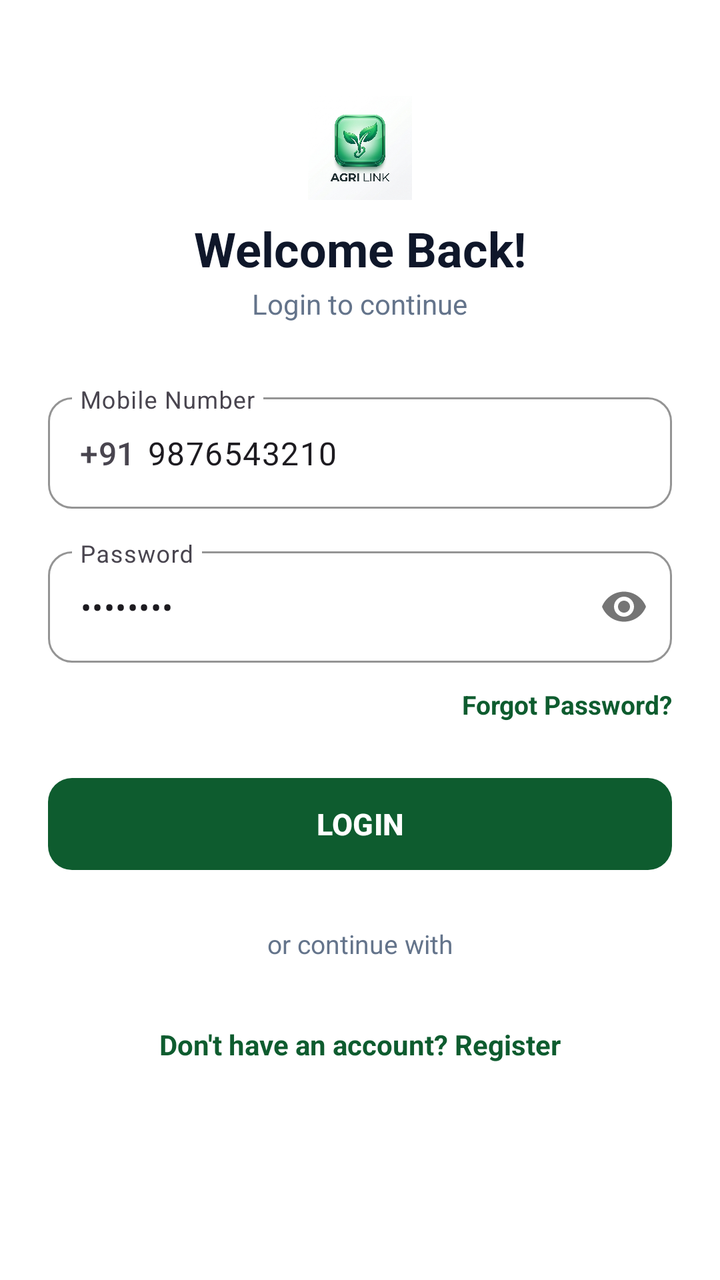
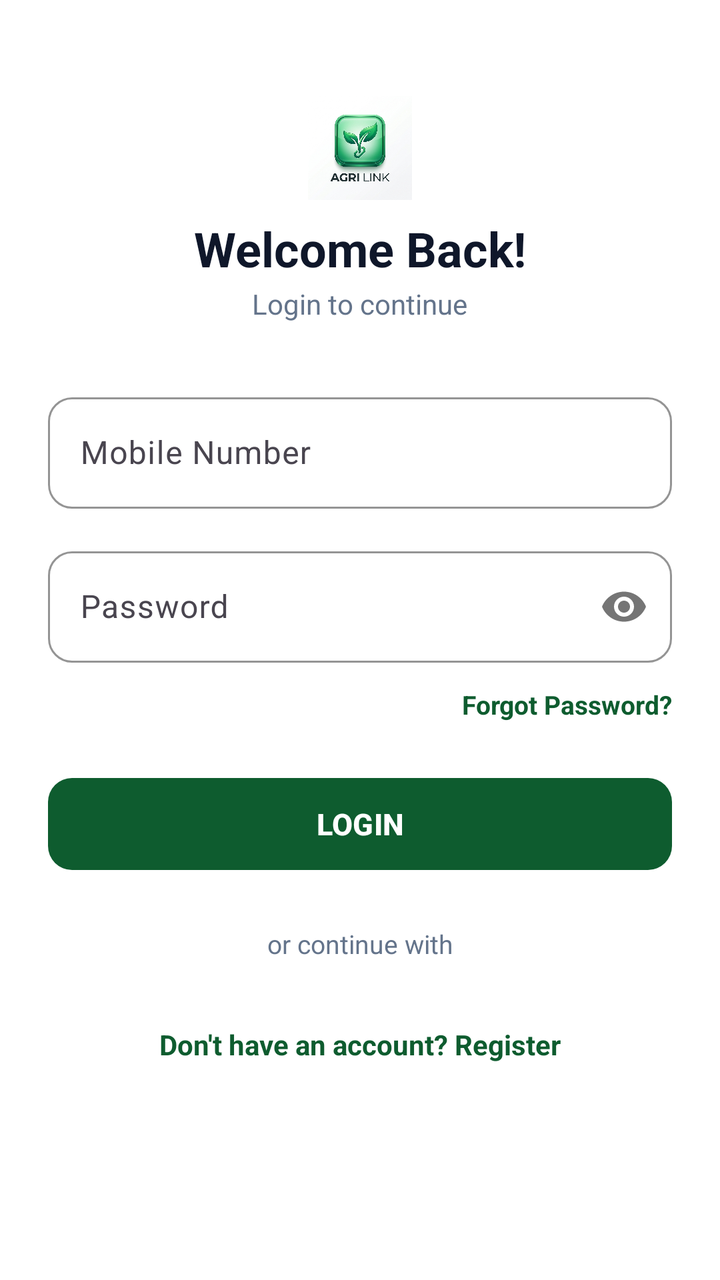

Two renders of the same Android screen: before a commit and after it. Below are the layout's source before the change and the commit's diff.
<!-- AndroidManifest.xml: activity theme Theme.AgriLink.NoActionBar -->
<!-- res/layout/activity_login.xml -->
<?xml version="1.0" encoding="utf-8"?>
<ScrollView xmlns:android="http://schemas.android.com/apk/res/android"
    xmlns:app="http://schemas.android.com/apk/res-auto"
    android:layout_width="match_parent"
    android:layout_height="match_parent"
    android:background="@color/white"
    android:fillViewport="true">

    <LinearLayout
        android:layout_width="match_parent"
        android:layout_height="wrap_content"
        android:orientation="vertical"
        android:paddingHorizontal="24dp"
        android:paddingTop="36dp"
        android:paddingBottom="24dp">

        
        <LinearLayout
            android:layout_width="wrap_content"
            android:layout_height="wrap_content"
            android:layout_gravity="center"
            android:layout_marginTop="12dp"
            android:gravity="center"
            android:orientation="vertical">

            <ImageView
                android:layout_width="52dp"
                android:layout_height="52dp"
                android:scaleType="fitCenter"
                android:src="@drawable/logo1" />

            <TextView
                android:layout_width="wrap_content"
                android:layout_height="wrap_content"
                android:layout_marginTop="8dp"
                android:text="Welcome Back!"
                android:textColor="@color/text_dark"
                android:textSize="24sp"
                android:textStyle="bold" />

            <TextView
                android:layout_width="wrap_content"
                android:layout_height="wrap_content"
                android:layout_marginTop="2dp"
                android:text="Login to continue"
                android:textColor="@color/text_muted"
                android:textSize="14sp" />
        </LinearLayout>

        
        <com.google.android.material.textfield.TextInputLayout
            style="@style/Widget.Material3.TextInputLayout.OutlinedBox"
            android:layout_width="match_parent"
            android:layout_height="wrap_content"
            android:layout_marginTop="32dp"
            android:hint="Mobile Number"
            app:boxCornerRadiusBottomEnd="12dp"
            app:boxCornerRadiusBottomStart="12dp"
            app:boxCornerRadiusTopEnd="12dp"
            app:boxCornerRadiusTopStart="12dp"
            app:boxStrokeColor="@color/primary_green"
            app:prefixText="+91 ">

            <com.google.android.material.textfield.TextInputEditText
                android:id="@+id/etMobile"
                android:layout_width="match_parent"
                android:layout_height="wrap_content"
                android:inputType="phone"
                android:text="9876543210"
                android:textSize="16sp" />
        </com.google.android.material.textfield.TextInputLayout>

        
        <com.google.android.material.textfield.TextInputLayout
            style="@style/Widget.Material3.TextInputLayout.OutlinedBox"
            android:layout_width="match_parent"
            android:layout_height="wrap_content"
            android:layout_marginTop="16dp"
            android:hint="Password"
            app:boxCornerRadiusBottomEnd="12dp"
            app:boxCornerRadiusBottomStart="12dp"
            app:boxCornerRadiusTopEnd="12dp"
            app:boxCornerRadiusTopStart="12dp"
            app:boxStrokeColor="@color/primary_green"
            app:passwordToggleEnabled="true">

            <com.google.android.material.textfield.TextInputEditText
                android:id="@+id/etPassword"
                android:layout_width="match_parent"
                android:layout_height="wrap_content"
                android:inputType="textPassword"
                android:text="••••••••"
                android:textSize="16sp" />
        </com.google.android.material.textfield.TextInputLayout>

        <TextView
            android:id="@+id/tvForgotPassword"
            android:layout_width="wrap_content"
            android:layout_height="wrap_content"
            android:layout_gravity="end"
            android:layout_marginTop="12dp"
            android:text="Forgot Password?"
            android:textColor="@color/primary_green"
            android:textSize="13sp"
            android:textStyle="bold" />

        
        <com.google.android.material.button.MaterialButton
            android:id="@+id/btnLogin"
            android:layout_width="match_parent"
            android:layout_height="54dp"
            android:layout_marginTop="24dp"
            android:text="LOGIN"
            android:textColor="@color/white"
            android:textSize="15sp"
            android:textStyle="bold"
            app:backgroundTint="@color/primary_green"
            app:cornerRadius="12dp"
            app:elevation="2dp" />

        <TextView
            android:layout_width="wrap_content"
            android:layout_height="wrap_content"
            android:layout_gravity="center"
            android:layout_marginTop="24dp"
            android:text="or continue with"
            android:textColor="@color/text_muted"
            android:textSize="13sp" />

        
        <TextView
            android:id="@+id/tvRegister"
            android:layout_width="wrap_content"
            android:layout_height="wrap_content"
            android:layout_gravity="center"
            android:layout_marginTop="32dp"
            android:text="Don't have an account? Register"
            android:textColor="@color/primary_green"
            android:textSize="14sp"
            android:textStyle="bold" />

    </LinearLayout>

</ScrollView>
<!-- resources referenced by this layout -->
<resources>
  <color name="primary_green">#0E5C2F</color>
  <color name="text_dark">#0F172A</color>
  <color name="text_muted">#64748B</color>
  <color name="white">#FFFFFF</color>
  <!-- drawable logo1: png bitmap (drawable, 403392 bytes) -->
  <style name="Theme.AgriLink.NoActionBar">
          <item name="windowActionBar">false</item>
          <item name="windowNoTitle">true</item>
      </style>
</resources>

<!-- the commit's change to res/layout/activity_login.xml (unified diff, before → after) -->
@@ -66,7 +66,6 @@
                 android:layout_width="match_parent"
                 android:layout_height="wrap_content"
                 android:inputType="phone"
-                android:text="9876543210"
                 android:textSize="16sp" />
         </com.google.android.material.textfield.TextInputLayout>
 
@@ -89,7 +88,6 @@
                 android:layout_width="match_parent"
                 android:layout_height="wrap_content"
                 android:inputType="textPassword"
-                android:text="••••••••"
                 android:textSize="16sp" />
         </com.google.android.material.textfield.TextInputLayout>
 
